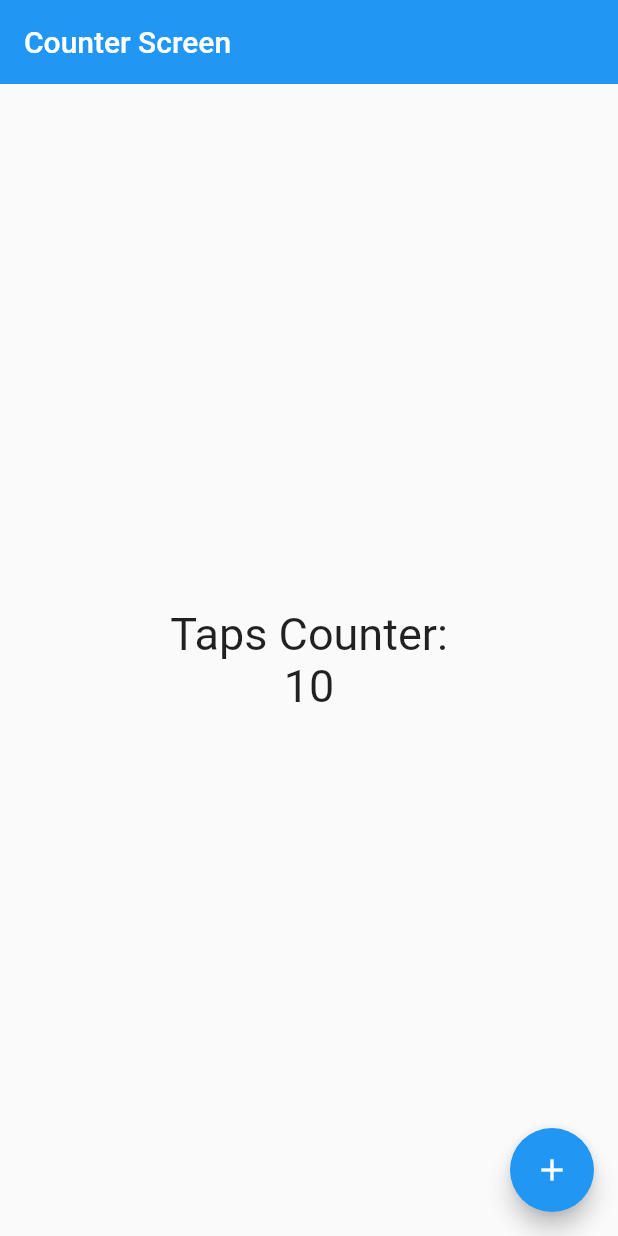
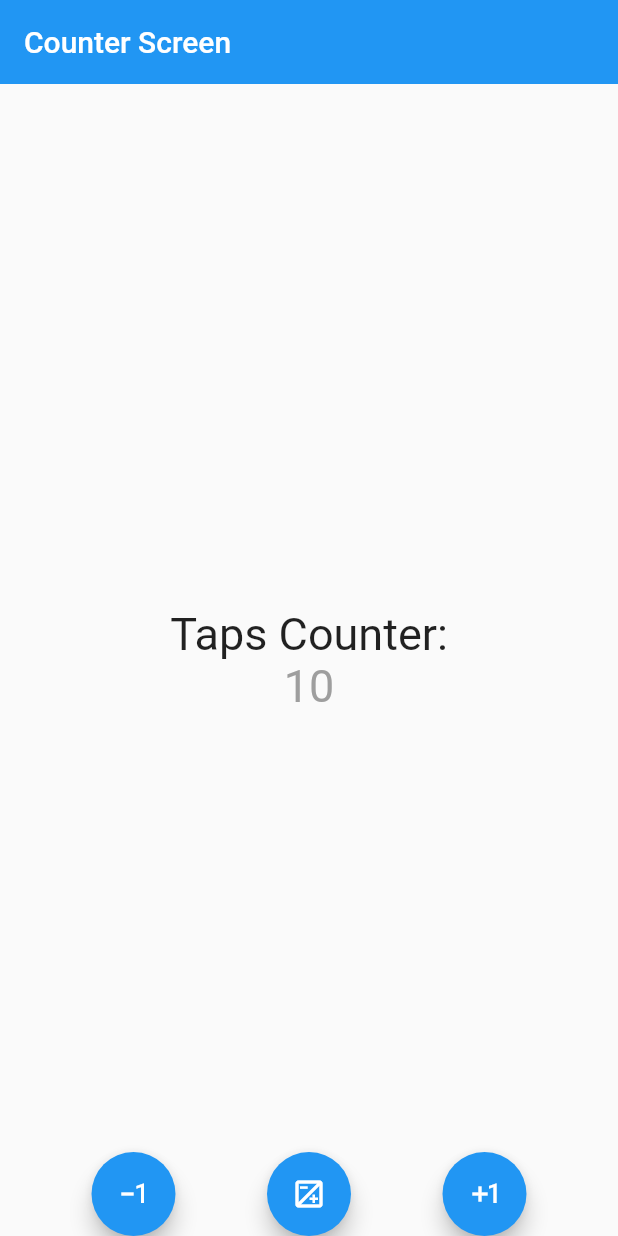
Before and after one commit to bgarcia95/counter-app, a Flutter app: the screen it shows after launch, on a phone screen of 412 x 824 dp. Run offline on Flutter 3.47's test engine with Material 2 defaults, Android fonts, the phone set to English and light mode, and no system bars.

Commit message:
add code optimization

```diff
--- a/lib/screens/counter_screen.dart
+++ b/lib/screens/counter_screen.dart
@@ -9,12 +9,30 @@ class CounterScreen extends StatefulWidget {
 }
 
 class _CounterScreenState extends State<CounterScreen> {
-  // declaring here would be a variable: e.g: final String? name;
+  // declaring here would be a property: e.g: final String? name;
   int counter = 10;
+
+  void increase() {
+    counter++;
+    setState(() {});
+  }
+
+  void decrease() {
+    counter--;
+    setState(() {});
+  }
+
+  void reset() {
+    counter = 0;
+    setState(() {});
+  }
 
   @override
   Widget build(BuildContext context) {
     const fontSize30 = TextStyle(fontSize: 30);
+    TextStyle counterStyles =
+        TextStyle(fontSize: 30, color: Colors.grey.shade500);
+
     // here would be a variable
 
     return Scaffold(
@@ -25,23 +43,56 @@ class _CounterScreenState extends State<CounterScreen> {
       body: Center(
         child: Column(
           mainAxisAlignment: MainAxisAlignment.center,
-          // this one is relative to the Widget with bigger width
+          // this one is relative to the Widget with bigger width/height
           // crossAxisAlignment: CrossAxisAlignment.center,
-
           children: <Widget>[
             const Text('Taps Counter:', style: fontSize30),
-            Text('$counter', style: fontSize30),
+            Text('$counter', style: counterStyles),
           ],
         ),
       ),
-      floatingActionButtonLocation: FloatingActionButtonLocation.endFloat,
-      floatingActionButton: FloatingActionButton(
-        onPressed: (() {
-          counter++;
-          setState(() {});
-        }),
-        child: const Icon(Icons.add),
+      floatingActionButtonLocation: FloatingActionButtonLocation.centerDocked,
+      floatingActionButton: CustomFloatingActions(
+        increaseFn: increase,
+        decreaseFn: decrease,
+        resetFn: reset,
       ),
     );
   }
 }
+
+class CustomFloatingActions extends StatelessWidget {
+  final Function increaseFn;
+  final Function decreaseFn;
+  final Function resetFn;
+
+  const CustomFloatingActions(
+      {super.key,
+      required this.increaseFn,
+      required this.decreaseFn,
+      required this.resetFn});
+
+  // Since our fn is generated in runtime not compilation time can't be constant
+  // Whenever something will not change on runtime can be a constant
+
+  @override
+  Widget build(BuildContext context) {
+    return Row(
+      mainAxisAlignment: MainAxisAlignment.spaceEvenly,
+      children: <Widget>[
+        FloatingActionButton(
+          child: const Icon(Icons.exposure_minus_1_outlined),
+          onPressed: () => decreaseFn(),
+        ),
+        FloatingActionButton(
+          child: const Icon(Icons.exposure_outlined),
+          onPressed: () => resetFn(),
+        ),
+        FloatingActionButton(
+          child: const Icon(Icons.exposure_plus_1_outlined),
+          onPressed: () => increaseFn(),
+        ),
+      ],
+    );
+  }
+}
```
